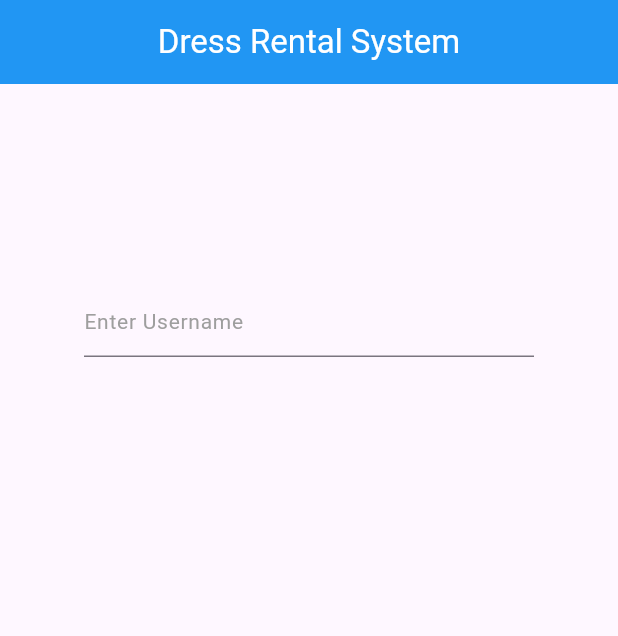
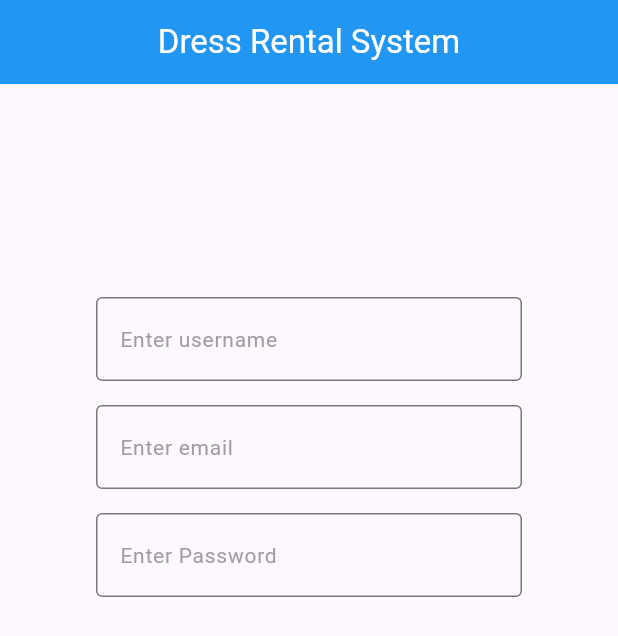
Before and after one commit to akankshaghotekar/flutter-demo, a Flutter app: the screen it shows after launch, on a phone screen of 412 x 824 dp. Shown: the top 636 px of the screen. Run offline on Flutter 3.47's test engine with Material 3 defaults, Android fonts, the phone set to English and light mode, and no system bars.

Commit message:
common text field created

```diff
--- a/lib/screens/home_screen.dart
+++ b/lib/screens/home_screen.dart
@@ -1,4 +1,5 @@
 import 'package:flutter/material.dart';
+import 'package:flutter_application_1/utils/common_widget/user_input.dart';
 import 'package:flutter_application_1/utils/const/color.dart';
 
 class HomeScreen extends StatefulWidget {
@@ -36,21 +37,18 @@ class _HomeScreenState extends State<HomeScreen> {
                 width: 300,
                 child: Column(
                   children: [
-                    TextField(
-                      controller: nameText,
-                      decoration: InputDecoration(
-                        hintText: "Enter Username",
-                        hintStyle: TextStyle(
-                          color: grey,
-                          fontSize: 14
-                        )
-                      ),
-                    )
+                    UserInput(controller: nameText, hintText: 'Enter username'),
+                    UserInput(controller: emailText, hintText: 'Enter email'),
+                    UserInput(
+                      controller: passwordText,
+                      hintText: 'Enter Password',
+                      obscureText: true,
+                    ),
                   ],
                 ),
               ),
             ),
-          )
+          ),
         ],
       ),
     );
--- /dev/null
+++ b/lib/utils/common_widget/user_input.dart
@@ -0,0 +1,33 @@
+import 'package:flutter/material.dart';
+
+class UserInput extends StatelessWidget {
+  final TextEditingController? controller;
+  final String hintText;
+  final TextInputType keyboardType;
+  final bool obscureText;
+
+  const UserInput({
+    super.key,
+    this.controller,
+    required this.hintText,
+    this.keyboardType = TextInputType.text,
+    this.obscureText = false,
+  });
+
+  @override
+  Widget build(BuildContext context) {
+    return Padding(
+      padding: const EdgeInsets.all(8.0),
+      child: TextField(
+        controller: controller,
+        keyboardType: keyboardType,
+        obscureText: obscureText,
+        decoration: InputDecoration(
+          border: OutlineInputBorder(),
+          hintText: hintText,
+          hintStyle: TextStyle(color: Colors.grey, fontSize: 14),
+        ),
+      ),
+    );
+  }
+}
```
